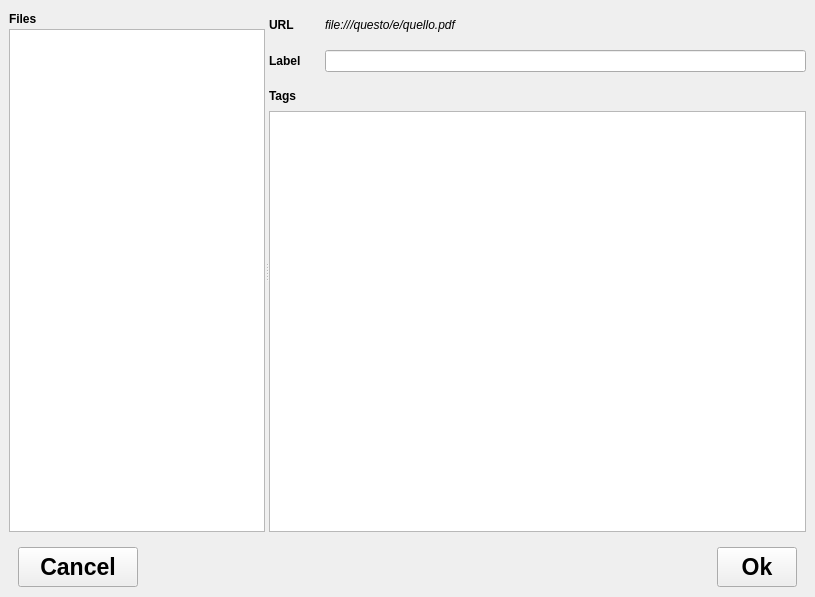
xzoert/dedalus-tagger, file tagger.ui: the form before one commit.
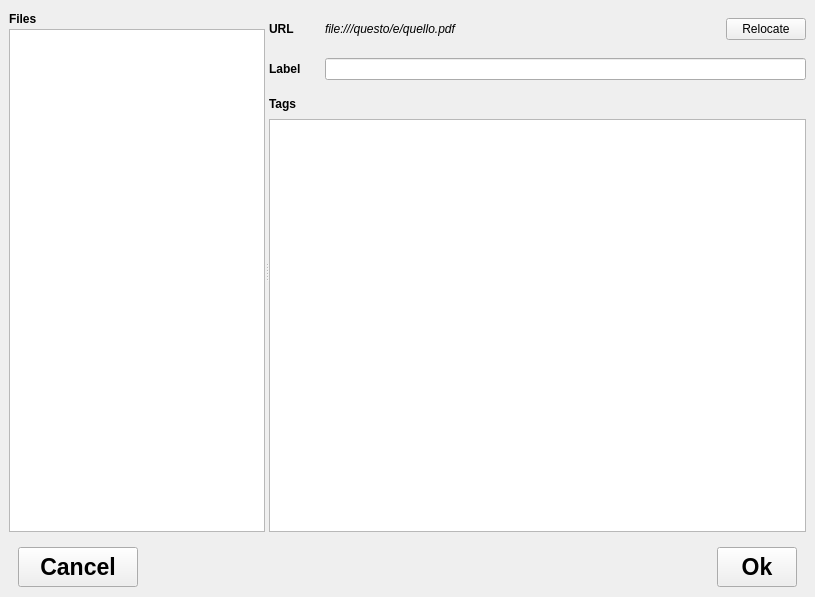
The form after the commit. Icons and pictures are not drawn.

The edit to the form file:
```diff
--- a/tagger.ui
+++ b/tagger.ui
@@ -164,6 +164,19 @@
              </property>
             </widget>
            </item>
+           <item>
+            <widget class="QPushButton" name="relocateButton">
+             <property name="maximumSize">
+              <size>
+               <width>80</width>
+               <height>16777215</height>
+              </size>
+             </property>
+             <property name="text">
+              <string>Relocate</string>
+             </property>
+            </widget>
+           </item>
           </layout>
          </widget>
         </item>
```
